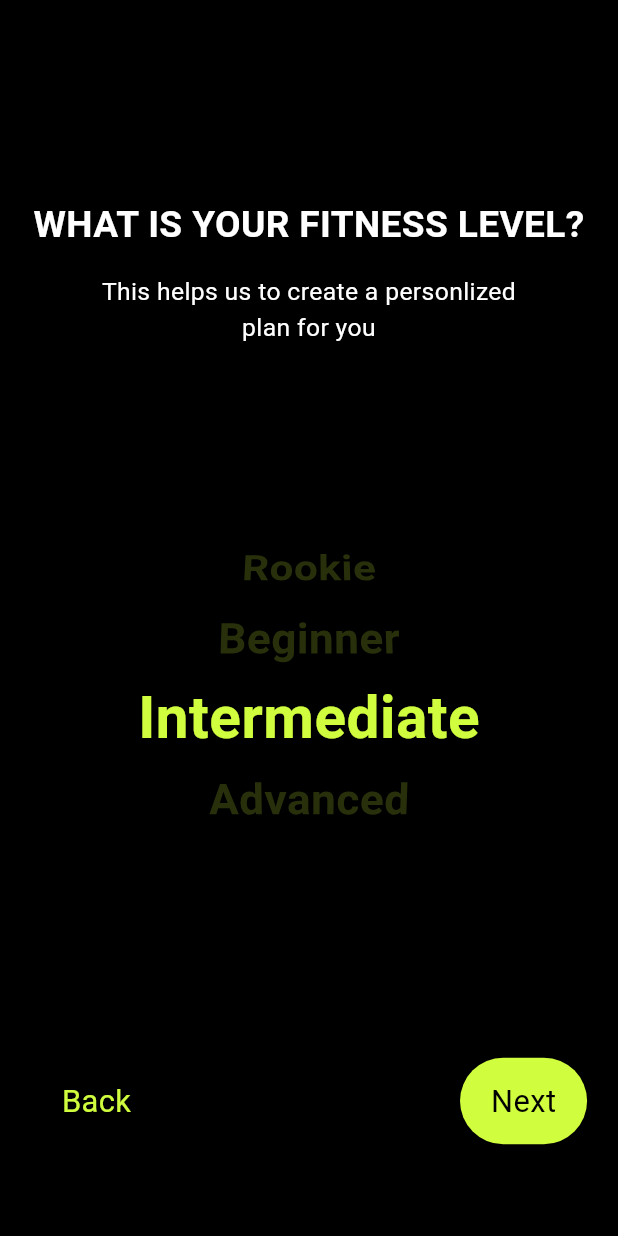
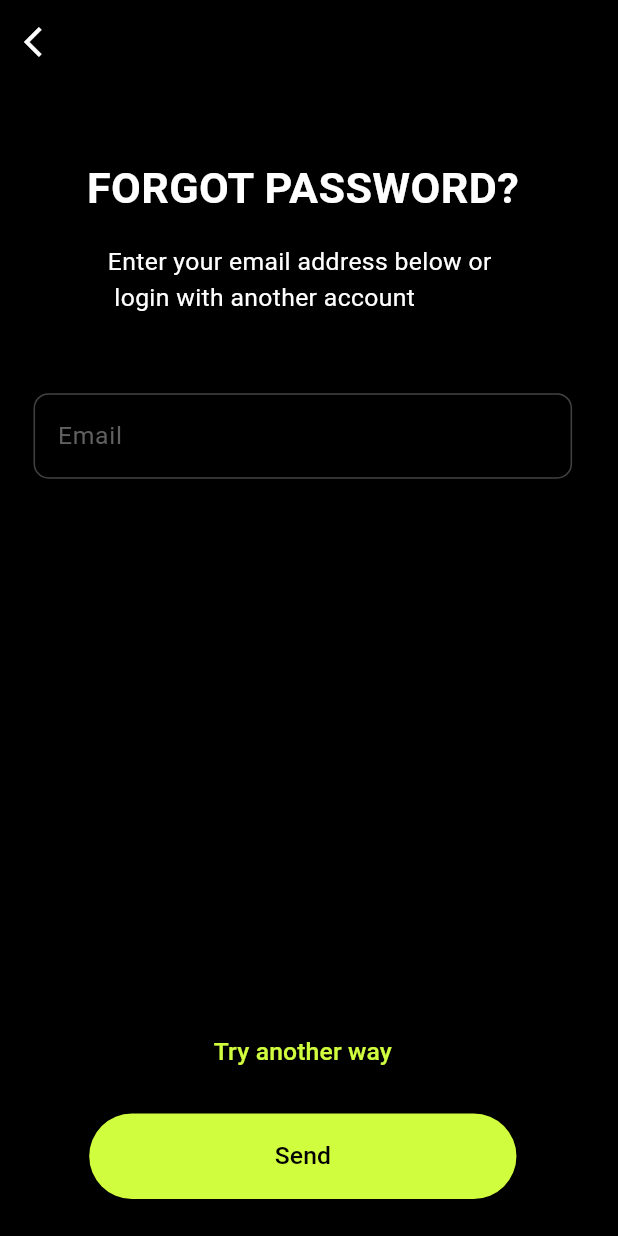
Before and after one commit to DanishVahora/fitness_tracker_app, a Flutter app: the ActivityPage screen opened by its route, after a tap on "Next", on a phone screen of 412 x 824 dp. Run offline on Flutter 3.47's test engine with Material 3 defaults, Android fonts, the phone set to English and light mode, and no system bars; our stand-ins replace smooth_page_indicator.

Commit message:
Forgot PassWord page Added

```diff
--- /dev/null
+++ b/lib/Login And SignUp/forgotPassword.dart
@@ -0,0 +1,129 @@
+import 'package:fitness_app_live/constants/color.dart';
+import 'package:flutter/material.dart';
+
+class ForgotPassword extends StatelessWidget {
+  const ForgotPassword({super.key});
+
+  @override
+  Widget build(BuildContext context) {
+    var size = MediaQuery.of(context).size;
+    return SafeArea(
+        child: Scaffold(
+
+          backgroundColor: Colors.black,
+          appBar: AppBar(
+            leading: IconButton(
+              icon: const Icon(Icons.arrow_back_ios),
+              onPressed: () {
+                Navigator.pop(context);
+              },
+              color: Colors.white,
+            ),
+            backgroundColor: Colors.transparent,
+          ),
+          body: Container(
+            width: size.width,
+            height: size.height,
+            padding: EdgeInsets.only(
+              top: size.height * 0.06,
+              left: size.width * 0.03,
+              right: size.width * 0.05,
+              bottom: size.height * 0.03,
+            ),
+            child: Column(
+              children: [
+                Text(
+                  'Forgot Password?'.toUpperCase(),
+                  style: TextStyle(
+                    color: Colors.white,
+                    fontSize: size.width * 0.07,
+                    fontWeight: FontWeight.bold,
+                  ),
+                  textAlign: TextAlign.left,
+                ),
+                SizedBox(
+                  height: size.height * 0.02,
+                ),
+                Text(
+                  'Enter your email address below or \n login with another account',
+                  style: TextStyle(
+                    color: Colors.white,
+                    fontSize: size.width * 0.04,
+                  ),
+                  textAlign: TextAlign.left,
+                ),
+                SizedBox(
+                  height: size.height * 0.05,
+                ),
+                Padding(
+                  padding: const EdgeInsets.all(10.0),
+                  child: TextFormField(
+                    keyboardType: TextInputType.emailAddress,
+                    decoration: InputDecoration(
+                      hintText: 'Email',
+                      hintStyle: TextStyle(
+                        color: Colors.grey.shade700,
+                        fontSize: size.width * 0.04,
+                      ),
+                      fillColor: Colors.grey.shade800,
+                      enabledBorder: OutlineInputBorder(
+                        borderRadius: BorderRadius.circular(10),
+                        borderSide: BorderSide(
+                          color: Colors.grey.shade800,
+                        ),
+                      ),
+                      focusedBorder: const UnderlineInputBorder(
+                        borderSide: BorderSide(
+                          color: Colors.white,
+                        ),
+                      ),
+                    ),
+                  ),
+                ),
+                Spacer(),
+                Container(
+                  width: size.width * 0.9,
+                  alignment: Alignment.center,
+                  child: TextButton(
+                    onPressed: () {},
+                    child: Text(
+                      'Try another way',
+                      style: TextStyle(
+                        color: PrimaryColor,
+                        fontSize: size.width * 0.04,
+                      ),
+                    ),
+                  ),
+                ),
+                SizedBox(
+                  height: size.height * 0.02,
+                ),
+                Container(
+                  alignment: Alignment.center,
+                  child: ElevatedButton(
+                    onPressed: () {},
+                    style: ElevatedButton.styleFrom(
+                      backgroundColor: PrimaryColor,
+                      padding: EdgeInsets.symmetric(
+                        horizontal: size.width * 0.3,
+                        vertical: size.height * 0.02,
+                      ),
+                      shape: RoundedRectangleBorder(
+                        borderRadius: BorderRadius.circular(50),
+                      ),
+                    ),
+                    child: Text(
+                      'Send',
+                      style: TextStyle(
+                        color: Colors.black,
+                        fontSize: size.width * 0.04,
+                      ),
+                    ),
+                  ),
+                )
+              ],
+            ),
+          ),
+        ));
+  }
+}
--- a/lib/main.dart
+++ b/lib/main.dart
@@ -1,4 +1,5 @@
 //OnBoarding
+import 'package:fitness_app_live/Login%20And%20SignUp/forgotPassword.dart';
 import 'package:fitness_app_live/screens/OnBoardingScreen/OnBoardingScreen.dart';
 import 'package:fitness_app_live/screens/activityScreen/activityScreen.dart';
 //AgeScreen
@@ -31,6 +32,7 @@ class MyApp extends StatelessWidget {
         '/weight': (context) => WeightPage(),
         '/goal': (context) => GoalPage(),
         '/activityLevel': (context) => ActivityPage(),
+        '/forgotPass': (context) => ForgotPassword(),
 
 
       },
--- a/lib/screens/activityScreen/activityScreen.dart
+++ b/lib/screens/activityScreen/activityScreen.dart
@@ -49,7 +49,7 @@ class _ActivityPageState extends State<ActivityPage> {
             DetailPageButton(
               text: 'Next',
               onTap: () {
-                Navigator.pushNamed(context, '/activityLevel');
+                Navigator.pushNamed(context, '/forgotPass');
               },
               showBackButton: true,
               onBackTap: () {
--- a/lib/screens/weightScreen/weightScreen.dart
+++ b/lib/screens/weightScreen/weightScreen.dart
@@ -87,7 +87,7 @@ class _WeightPageState extends State<WeightPage> {
               text: 'Next',
               onTap: () {
                 // userProvider.setWeight(weight);
-                Navigator.pushNamed(context, '/height');
+                Navigator.pushNamed(context, '/goal');
               },
               showBackButton: true,
               onBackTap: () {
```
